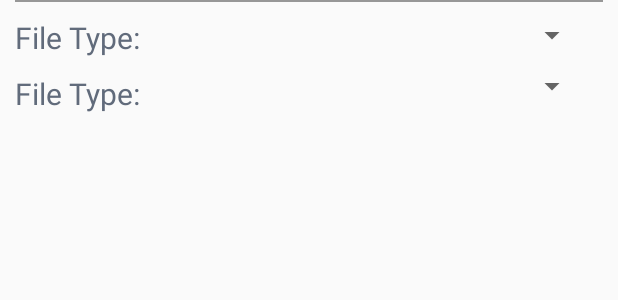
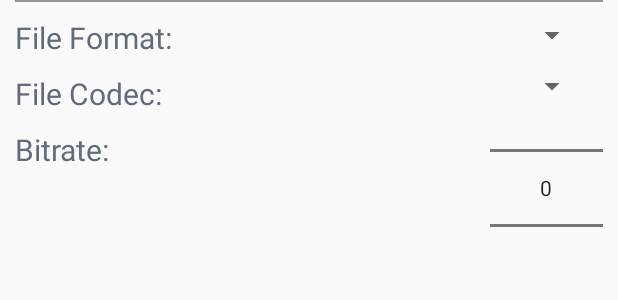
Before and after one commit to ryanthomas1998/voiceRecorder, an Android app: the layout slide_layout.xml on its own in the app's theme, with its tools: preview values and no code run, on a phone screen of 412 x 824 dp. Shown: the top 300 px of the screen. Run offline under Robolectric (Android 15) with nearby library versions, the phone set to English and light mode, and no system bars.

Commit message:
Added more selection choices to the slider

```diff
--- a/app/src/main/java/com/example/gus/voicerecorder/RecordActivity.java
+++ b/app/src/main/java/com/example/gus/voicerecorder/RecordActivity.java
@@ -95,8 +95,9 @@ public class RecordActivity extends AppCompatActivity {
         myAudioRecorder = new MediaRecorder();
 
         myAudioRecorder.setAudioSource(MediaRecorder.AudioSource.MIC);
-        myAudioRecorder.setOutputFormat(MediaRecorder.OutputFormat.THREE_GPP);
-        myAudioRecorder.setAudioEncoder(MediaRecorder.OutputFormat.AMR_NB);
+        myAudioRecorder.setOutputFormat(MediaRecorder.OutputFormat.MPEG_4);
+        myAudioRecorder.setAudioEncoder(MediaRecorder.OutputFormat.AMR_WB);
+        myAudioRecorder.setAudioEncodingBitRate(100000);
 
 
         FloatingActionButton mic = (FloatingActionButton) findViewById(R.id.record);
--- a/app/src/main/res/layout/slide_layout.xml
+++ b/app/src/main/res/layout/slide_layout.xml
@@ -14,7 +14,7 @@
     <TextView
         android:layout_width="wrap_content"
         android:layout_height="wrap_content"
-        android:text="File Type: "
+        android:text="File Format: "
         android:layout_marginTop="10dp"
         android:textSize="20sp"
         android:id="@+id/fileT"
@@ -32,7 +32,7 @@
     <TextView
         android:layout_width="wrap_content"
         android:layout_height="wrap_content"
-        android:text="File Type: "
+        android:text="File Codec: "
         android:textSize="20sp"
         android:textColor="@color/colorAccent"
         android:layout_below="@id/fileT"
@@ -48,6 +48,21 @@
         android:id="@+id/otherSpinner"
         android:layout_marginTop="10dp"
         android:layout_marginRight="10dp"/>
+    <TextView
+        android:layout_width="wrap_content"
+        android:layout_height="wrap_content"
+        android:text="Bitrate: "
+        android:textSize="20sp"
+        android:textColor="@color/colorAccent"
+        android:layout_below="@id/fileT2"
+        android:layout_marginTop="10dp"
+        android:id="@+id/fileT3"
+        />
+    <NumberPicker
+        android:layout_width="75dp"
+        android:layout_height="wrap_content"
+        android:layout_below="@+id/fileTypeSpinner"
+        android:layout_alignParentEnd="true"/>
 
 
 
```
